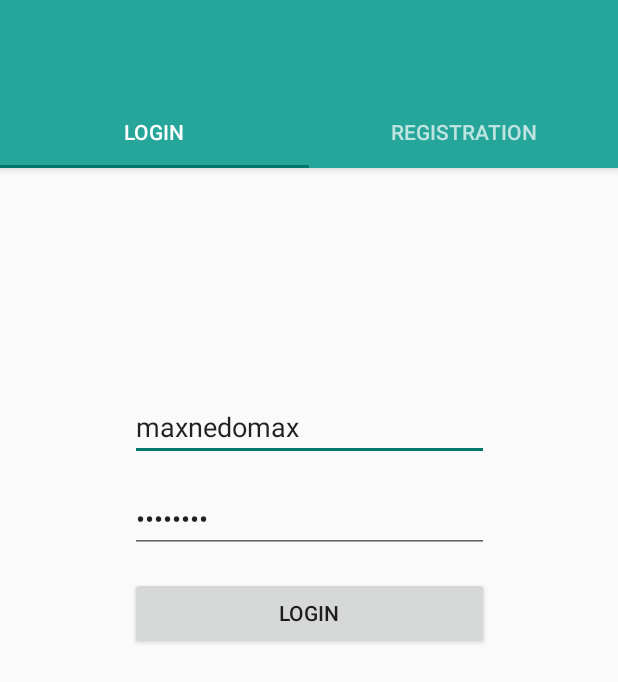
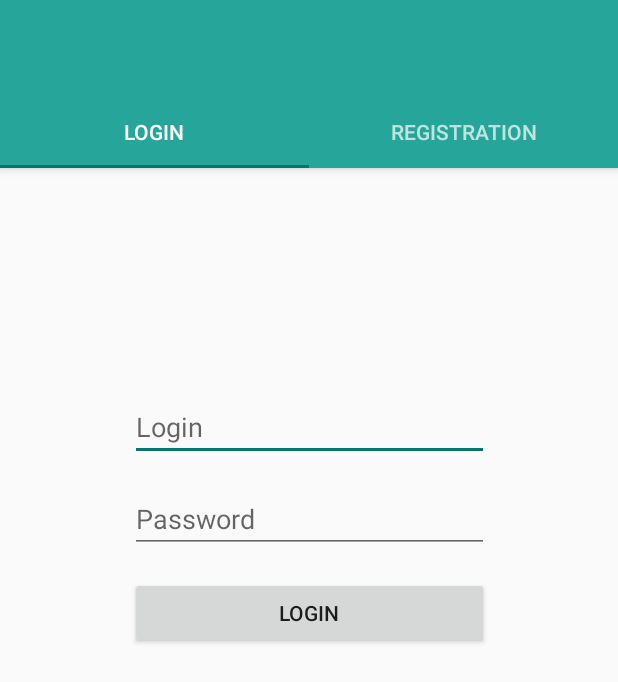
Before and after one commit to MaxiProger/Test_balina_1, an Android app: the screen it shows after launch (MainActivity), on a phone screen of 412 x 824 dp. Shown: the top 682 px of the screen. Run offline under Robolectric (Android 15) with nearby library versions, the phone set to English and light mode, and no system bars.

Commit message:
everything but comments

```diff
--- a/app/src/main/java/com/example/kolot/test_balina_1/fragments/LoginFragment.java
+++ b/app/src/main/java/com/example/kolot/test_balina_1/fragments/LoginFragment.java
@@ -52,8 +52,6 @@ public class LoginFragment extends android.support.v4.app.Fragment {
     public void onViewCreated(View view, @Nullable Bundle savedInstanceState) {
 
         super.onViewCreated(view, savedInstanceState);
-        login.setText("maxnedomax");
-        pass.setText("popopopo");
         button.setOnClickListener(new View.OnClickListener() {
             @Override
             public void onClick(final View view) {
```
